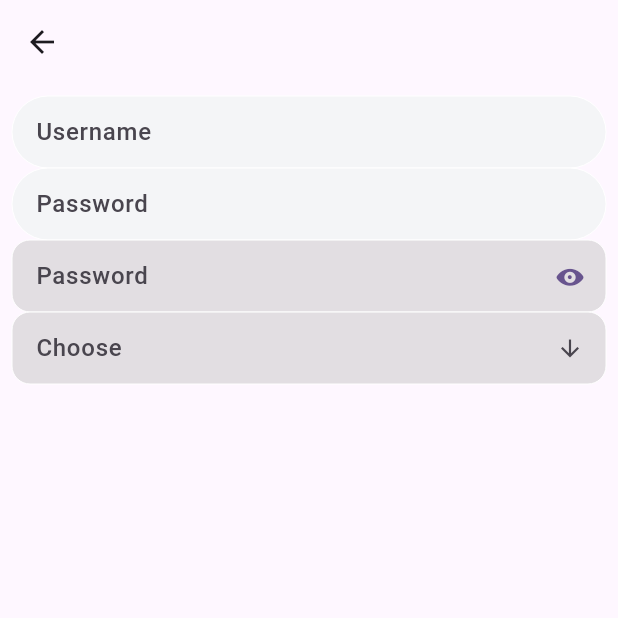
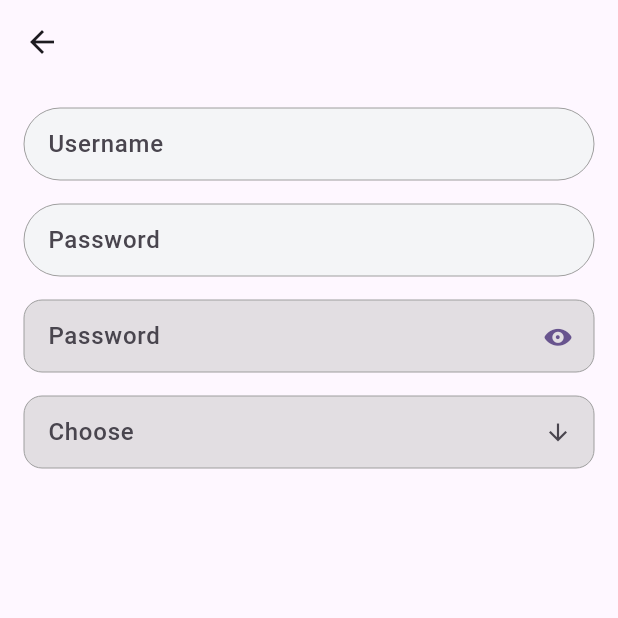
Before and after one commit to viroth-ty/express_widget, a Flutter app: the InputFieldPage screen opened directly, on a phone screen of 412 x 824 dp, the top half of it. Run offline on Flutter 3.47's test engine with Material 3 defaults, Android fonts, the phone set to English and light mode, and no system bars; our stand-ins replace figma_squircle, skeletonizer, smooth_page_indicator; missing offline and left inert: circular_reveal_animation.

Commit message:
ExpressTextField - add border back

```diff
--- a/example/lib/feature/input_field_page.dart
+++ b/example/lib/feature/input_field_page.dart
@@ -18,26 +18,33 @@ class _InputFieldPageState extends State<InputFieldPage> {
   Widget build(BuildContext context) {
     return Scaffold(
       appBar: AppBar(),
-      body: SafeArea(
-        child: Padding(
+      body: Container(
         padding: const EdgeInsets.all(8.0),
         child: Column(
           mainAxisSize: MainAxisSize.max,
           mainAxisAlignment: MainAxisAlignment.start,
           crossAxisAlignment: CrossAxisAlignment.start,
           children: [
-              ExpressTextField(
+            Padding(
+              padding: const EdgeInsets.all(8.0),
+              child: ExpressTextField(
                 textInputAction: TextInputAction.next,
                 textEditingController: TextEditingController(),
                 hintText: "Username",
               ),
-              ExpressTextField(
+            ),
+            Padding(
+              padding: const EdgeInsets.all(8.0),
+              child: ExpressTextField(
                 textInputAction: TextInputAction.next,
                 textEditingController: TextEditingController(),
                 hintText: "Password",
                 obscureText: true,
               ),
-              ExpressTextField(
+            ),
+            Padding(
+              padding: const EdgeInsets.all(8.0),
+              child: ExpressTextField(
                 textInputAction: TextInputAction.done,
                 textEditingController: _textEditingController,
                 hintText: "Password",
@@ -57,7 +64,10 @@ class _InputFieldPageState extends State<InputFieldPage> {
                   ),
                 ),
               ),
-              ExpressTextField(
+            ),
+            Padding(
+              padding: const EdgeInsets.all(8.0),
+              child: ExpressTextField(
                 textInputAction: TextInputAction.done,
                 textEditingController: _textEditingController,
                 hintText: "Choose",
@@ -121,16 +131,18 @@ class _InputFieldPageState extends State<InputFieldPage> {
                       );
                     },
                   );
+                  if(value != null) {
                     final snackBar = SnackBar(
-                    content: Text('$value'),
+                      content: Text(value),
                     );
                     if(!context.mounted) return;
                     ScaffoldMessenger.of(context).showSnackBar(snackBar);
+                  }
                 },
                 suffixIcon: const Icon(Icons.arrow_downward_outlined),
               ),
+            ),
           ],
-          ),
         ),
       ),
     );
--- a/lib/src/widget/textfield/express_text_field.dart
+++ b/lib/src/widget/textfield/express_text_field.dart
@@ -94,7 +94,7 @@ class ExpressTextField extends StatelessWidget {
 
   OutlineInputBorder outlineInputBorder() {
     return OutlineInputBorder(
-      borderSide: const BorderSide(width: 0, color: Colors.white),
+      borderSide: const BorderSide(width: 0, color: Colors.grey),
       borderRadius: BorderRadius.all(Radius.circular(style == ExpressTextFieldStyle.rounded ? 50 : 12)),
     );
   }
--- a/pubspec.yaml
+++ b/pubspec.yaml
@@ -1,6 +1,6 @@
 name: express_widget
 description: "Express widget for flutter project"
-version: 0.0.9
+version: 0.0.10
 homepage: "https://github.com/viroth-ty/express_widget"
 
 environment:
```
Also changed, not shown: example/pubspec.lock, 1 other file. Lines whose indentation alone changed are shown as unchanged.
